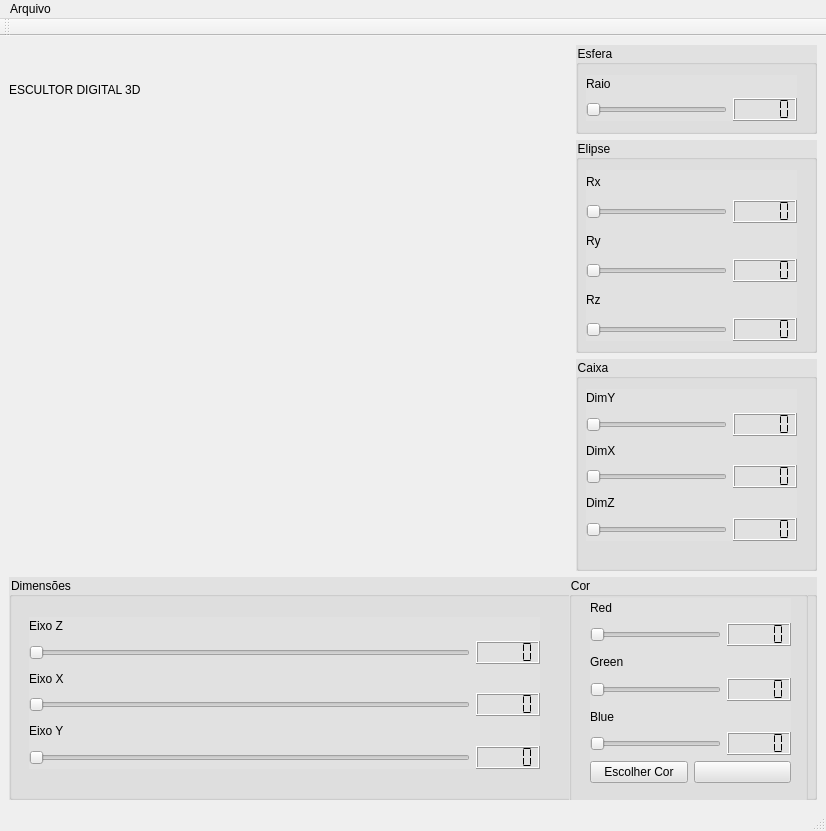
Old version of the form mainwindow.ui in the repository marianabritoazevedo/InterfaceEscultor3D.
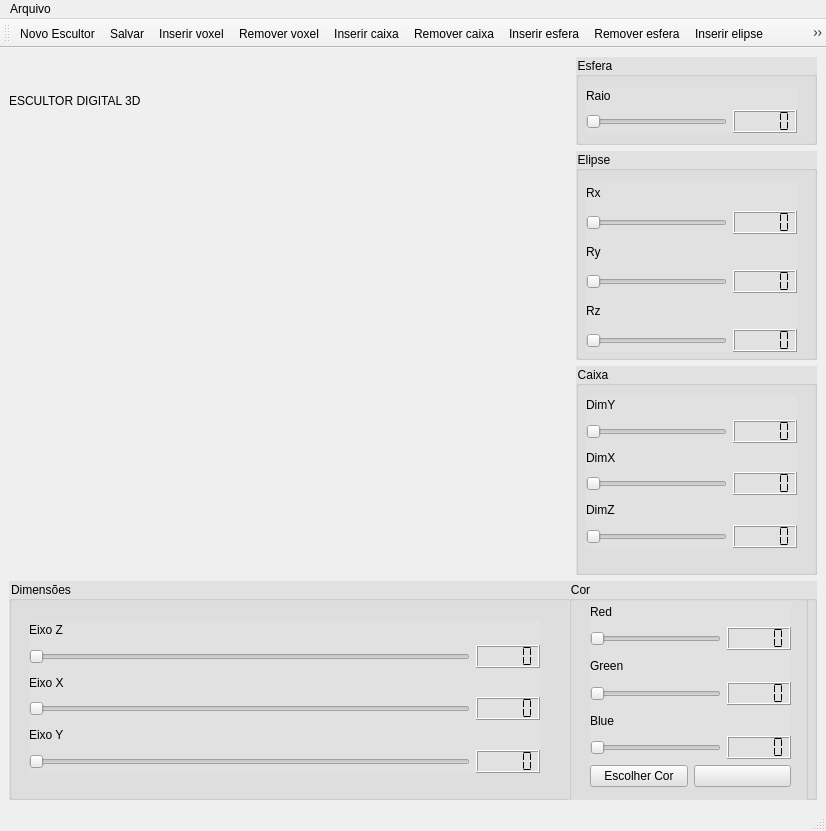
New version of the form. Icons and pictures are not drawn. Custom widgets are drawn as their Qt base class.

What changed in the file:
```diff
--- a/mainwindow.ui
+++ b/mainwindow.ui
@@ -13,6 +13,9 @@
   <property name="windowTitle">
    <string>MainWindow</string>
   </property>
+  <property name="styleSheet">
+   <string notr="true"/>
+  </property>
   <widget class="QWidget" name="centralwidget">
    <layout class="QHBoxLayout" name="horizontalLayout_17">
     <item>
@@ -659,6 +662,16 @@
    <attribute name="toolBarBreak">
     <bool>false</bool>
    </attribute>
+   <addaction name="actionNovo_Escultor"/>
+   <addaction name="actionSalvar"/>
+   <addaction name="actionInserir_voxel"/>
+   <addaction name="actionRemover_voxel"/>
+   <addaction name="actionInserir_caixa"/>
+   <addaction name="actionRemover_caixa"/>
+   <addaction name="actionInserir_esfera"/>
+   <addaction name="actionRemover_esfera"/>
+   <addaction name="actionInserir_elipse"/>
+   <addaction name="actionRemover_elipse"/>
   </widget>
   <action name="actionQuit">
    <property name="text">
@@ -670,6 +683,96 @@
     <string>Dimensionar Escultor</string>
    </property>
   </action>
+  <action name="actionNovo_Escultor">
+   <property name="icon">
+    <iconset resource="recursos.qrc">
+     <normaloff>:/icones/recursos/new.png</normaloff>:/icones/recursos/new.png</iconset>
+   </property>
+   <property name="text">
+    <string>Novo Escultor</string>
+   </property>
+  </action>
+  <action name="actionSalvar">
+   <property name="icon">
+    <iconset resource="recursos.qrc">
+     <normaloff>:/icones/recursos/salvar.png</normaloff>:/icones/recursos/salvar.png</iconset>
+   </property>
+   <property name="text">
+    <string>Salvar</string>
+   </property>
+  </action>
+  <action name="actionInserir_voxel">
+   <property name="icon">
+    <iconset>
+     <normaloff>recursos/inserir_voxel.png</normaloff>recursos/inserir_voxel.png</iconset>
+   </property>
+   <property name="text">
+    <string>Inserir voxel</string>
+   </property>
+  </action>
+  <action name="actionRemover_voxel">
+   <property name="icon">
+    <iconset resource="recursos.qrc">
+     <normaloff>:/icones/recursos/remover_voxel.png</normaloff>:/icones/recursos/remover_voxel.png</iconset>
+   </property>
+   <property name="text">
+    <string>Remover voxel</string>
+   </property>
+  </action>
+  <action name="actionInserir_caixa">
+   <property name="icon">
+    <iconset resource="recursos.qrc">
+     <normaloff>:/icones/recursos/inserir_caixa.png</normaloff>:/icones/recursos/inserir_caixa.png</iconset>
+   </property>
+   <property name="text">
+    <string>Inserir caixa</string>
+   </property>
+  </action>
+  <action name="actionRemover_caixa">
+   <property name="icon">
+    <iconset resource="recursos.qrc">
+     <normaloff>:/icones/recursos/remover_caixa.png</normaloff>:/icones/recursos/remover_caixa.png</iconset>
+   </property>
+   <property name="text">
+    <string>Remover caixa</string>
+   </property>
+  </action>
+  <action name="actionInserir_esfera">
+   <property name="icon">
+    <iconset resource="recursos.qrc">
+     <normaloff>:/icones/recursos/inserir_esfera.png</normaloff>:/icones/recursos/inserir_esfera.png</iconset>
+   </property>
+   <property name="text">
+    <string>Inserir esfera</string>
+   </property>
+  </action>
+  <action name="actionRemover_esfera">
+   <property name="icon">
+    <iconset resource="recursos.qrc">
+     <normaloff>:/icones/recursos/remover_esfera.png</normaloff>:/icones/recursos/remover_esfera.png</iconset>
+   </property>
+   <property name="text">
+    <string>Remover esfera</string>
+   </property>
+  </action>
+  <action name="actionInserir_elipse">
+   <property name="icon">
+    <iconset resource="recursos.qrc">
+     <normaloff>:/icones/recursos/inserir_elipse.png</normaloff>:/icones/recursos/inserir_elipse.png</iconset>
+   </property>
+   <property name="text">
+    <string>Inserir elipse</string>
+   </property>
+  </action>
+  <action name="actionRemover_elipse">
+   <property name="icon">
+    <iconset resource="recursos.qrc">
+     <normaloff>:/icones/recursos/remover_elipse.png</normaloff>:/icones/recursos/remover_elipse.png</iconset>
+   </property>
+   <property name="text">
+    <string>Remover elipse</string>
+   </property>
+  </action>
  </widget>
  <customwidgets>
   <customwidget>
```
Left out of the diff: 174 changed lines with no effect on the pictures.
